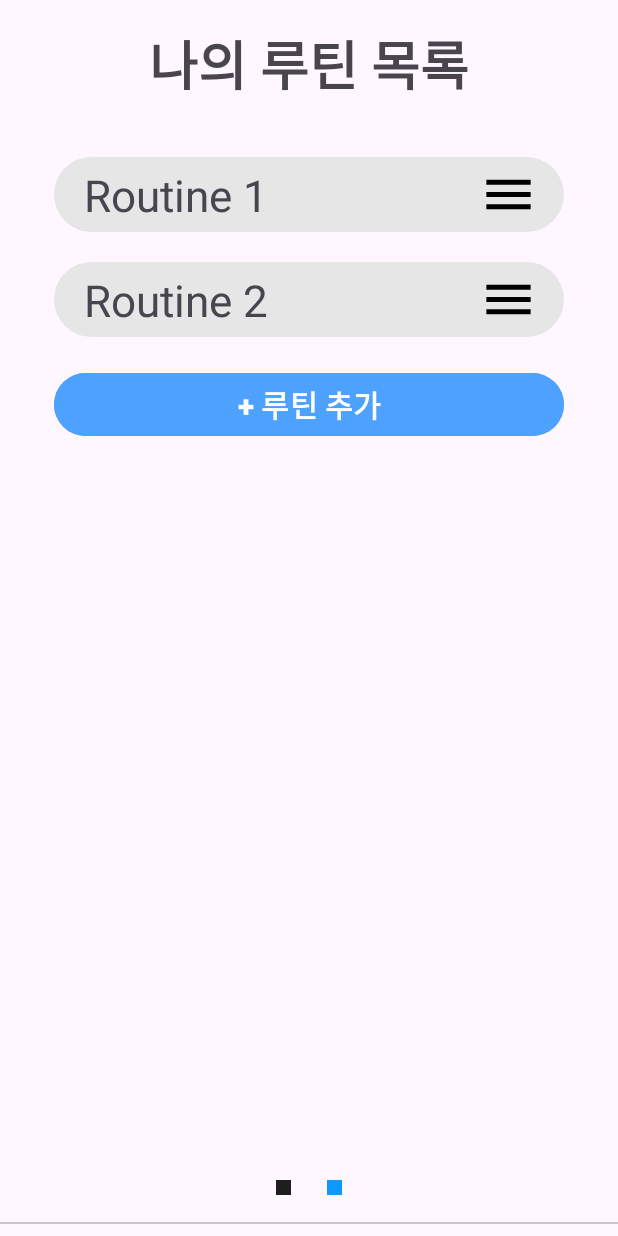
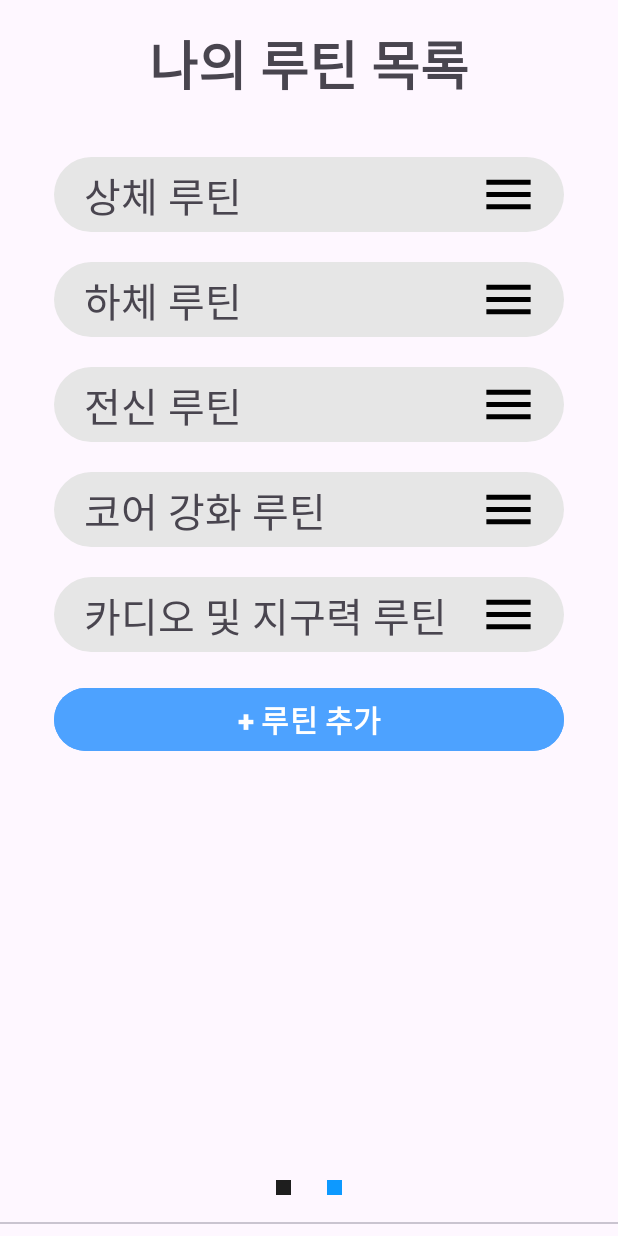
Before and after one commit to HTSPG/VitalSign, an Android app: the screen it shows after launch (MainActivity), item 2 of the bottom bar chosen, on a phone screen of 412 x 824 dp. Run offline under Robolectric (Android 15) with nearby library versions, the phone set to English and light mode, and no system bars.

Commit message:
기능 추가 및 오류 수정 운동편집화면에 데이터가 있는 경우 정상적으로 인텐트 처리하게끔 수정 운동 아이템 디자인 살짝 수정 루틴리스트에 초기 데이터 삽입 운동편집화면 운동이름 수정 가능한 상태로 변경 그래들에 뷰모델 관련 디펜던시 추가

```diff
--- a/app/build.gradle.kts
+++ b/app/build.gradle.kts
@@ -44,7 +44,7 @@ android {
 }
 
 dependencies {
-
+    implementation ("androidx.lifecycle:lifecycle-viewmodel-ktx:2.3.1")
     implementation("androidx.core:core-ktx:1.9.0")
     implementation("androidx.appcompat:appcompat:1.6.1")
     implementation("com.google.android.material:material:1.8.0")
--- a/app/src/main/java/com/example/vitalsign/ExerciseEditActivity.kt
+++ b/app/src/main/java/com/example/vitalsign/ExerciseEditActivity.kt
@@ -5,8 +5,12 @@ import androidx.appcompat.app.AppCompatActivity
 import androidx.recyclerview.widget.LinearLayoutManager
 import androidx.recyclerview.widget.RecyclerView
 import android.widget.Button
+import android.widget.EditText
 import android.widget.TextView
 import com.example.vitalsign.R
+import com.example.vitalsign.data.Exercise
+import com.example.vitalsign.data.ExerciseSet
+import com.example.vitalsign.data.Routine
 
 class ExerciseEditActivity : AppCompatActivity() {
 
@@ -15,12 +19,32 @@ class ExerciseEditActivity : AppCompatActivity() {
     private lateinit var tvRestTime: TextView
 
     override fun onCreate(savedInstanceState: Bundle?) {
-        // TODO: 운동 편집 화면 인텐트 처리 필요
         super.onCreate(savedInstanceState)
         setContentView(R.layout.activity_exercise_edit)
 
         setRecyclerView = findViewById(R.id.recyclerViewExerciseSets)
-        setAdapter = ExerciseSetAdapter(mutableListOf())
+
+
+        // 인텐트에서 운동 데이터 가져오기
+        val exercise = intent.getSerializableExtra("EXERCISE_DATA") as? Exercise
+        val exerciseNameView = findViewById<EditText>(R.id.tvExerciseName)
+        exerciseNameView.setText(exercise?.name ?: "벤치 프레스")
+
+        val exSetMutableList = mutableListOf<ExerciseSet>()
+        val setsNum = exercise?.sets ?: 4
+
+        for (i in 1..setsNum) {
+            exSetMutableList.add(
+                ExerciseSet(
+                    setNumber = i,
+                    weight = exercise?.weight ?:75.0,
+                    repetitions = exercise?.repetitions ?: 10,
+                    isCompleted = false
+                )
+            )
+        }
+
+        setAdapter = ExerciseSetAdapter(exSetMutableList)
         setRecyclerView.layoutManager = LinearLayoutManager(this)
         setRecyclerView.adapter = setAdapter
 
--- a/app/src/main/java/com/example/vitalsign/RoutineListFragment.kt
+++ b/app/src/main/java/com/example/vitalsign/RoutineListFragment.kt
@@ -69,11 +69,75 @@ class RoutineListFragment : Fragment() {
 
     private fun loadRoutines() {
         // 예시 데이터 로딩
+//        val routines = listOf(
+//            Routine("1", "Routine 1", "", mutableListOf(Exercise("Exercise 1", 3, 10.0, 10), Exercise("Exercise 3", 3, 10.0, 10))),
+//            Routine("2", "Routine 2", "", mutableListOf(Exercise("Exercise 2", 4, 12.5, 8)))
+//        )
+
         val routines = listOf(
-            Routine("1", "Routine 1", "", mutableListOf(Exercise("Exercise 1", 3, 10.0, 10), Exercise("Exercise 3", 3, 10.0, 10))),
-            Routine("2", "Routine 2", "", mutableListOf(Exercise("Exercise 2", 4, 12.5, 8)))
-            // 추가 루틴...
+            Routine(
+                "1",
+                "상체 루틴",
+                "",
+                mutableListOf(
+                    Exercise("벤치 프레스", 4, 75.0, 10),
+                    Exercise("덤벨 플라이", 3, 20.0, 12),
+                    Exercise("랫 풀 다운", 4, 60.0, 10),
+                    Exercise("숄더 프레스", 4, 50.0, 10),
+                    Exercise("바이셉스 컬", 3, 15.0, 12)
+                )
+            ),
+            Routine(
+                "2",
+                "하체 루틴",
+                "",
+                mutableListOf(
+                    Exercise("스쿼트", 4, 100.0, 10),
+                    Exercise("데드리프트", 3, 120.0, 8),
+                    Exercise("레그 프레스", 4, 150.0, 10),
+                    Exercise("레그 컬", 3, 40.0, 12),
+                    Exercise("캐프 레이즈", 4, 30.0, 15)
+                )
+            ),
+            Routine(
+                "3",
+                "전신 루틴",
+                "",
+                mutableListOf(
+                    Exercise("풀업", 3, 0.0, 10),
+                    Exercise("푸시업", 4, 0.0, 15),
+                    Exercise("런지", 3, 20.0, 12),
+                    Exercise("플랭크", 3, 0.0, 60), // 시간은 초 단위
+                    Exercise("버피 테스트", 2, 0.0, 15)
+                )
+            ),
+            Routine(
+                "4",
+                "코어 강화 루틴",
+                "",
+                mutableListOf(
+                    Exercise("크런치", 3, 0.0, 15),
+                    Exercise("러시안 트위스트", 3, 0.0, 20),
+                    Exercise("플랭크", 3, 0.0, 60), // 시간은 초 단위
+                    Exercise("마운틴 클라이머", 3, 0.0, 20),
+                    Exercise("레그 레이즈", 3, 0.0, 12)
+                )
+            ),
+            Routine(
+                "5",
+                "카디오 및 지구력 루틴",
+                "",
+                mutableListOf(
+                    Exercise("조깅", 1, 0.0, 900), // 시간은 초 단위, 15분
+                    Exercise("자전거 타기", 1, 0.0, 600), // 시간은 초 단위, 10분
+                    Exercise("스킵 로프", 3, 0.0, 120), // 시간은 초 단위, 2분
+                    Exercise("스텝업", 3, 0.0, 20),
+                    Exercise("버피", 3, 0.0, 15)
+                )
+            )
         )
+
+
          routineAdapter.updateData(routines)
         // TODO: 루틴 데이터 로딩 로직 구현
     }
--- a/app/src/main/res/layout/activity_exercise_edit.xml
+++ b/app/src/main/res/layout/activity_exercise_edit.xml
@@ -15,11 +15,12 @@
         android:scaleType="centerCrop"/>
 
     <!-- 운동 이름 -->
-    <TextView
+    <EditText
         android:id="@+id/tvExerciseName"
         android:layout_width="match_parent"
         android:layout_height="wrap_content"
         android:text="운동 이름"
+        android:hint="운동 이름 입력"
         android:textSize="24sp"
         android:gravity="center_vertical"
         android:layout_marginTop="16dp"/>
--- a/app/src/main/res/layout/item_exercise.xml
+++ b/app/src/main/res/layout/item_exercise.xml
@@ -4,6 +4,7 @@
     android:layout_height="50dp"
     android:background="@drawable/item_background"
     android:gravity="center"
+    android:paddingStart="12dp"
     android:orientation="horizontal"
     android:padding="8dp">
 
```
